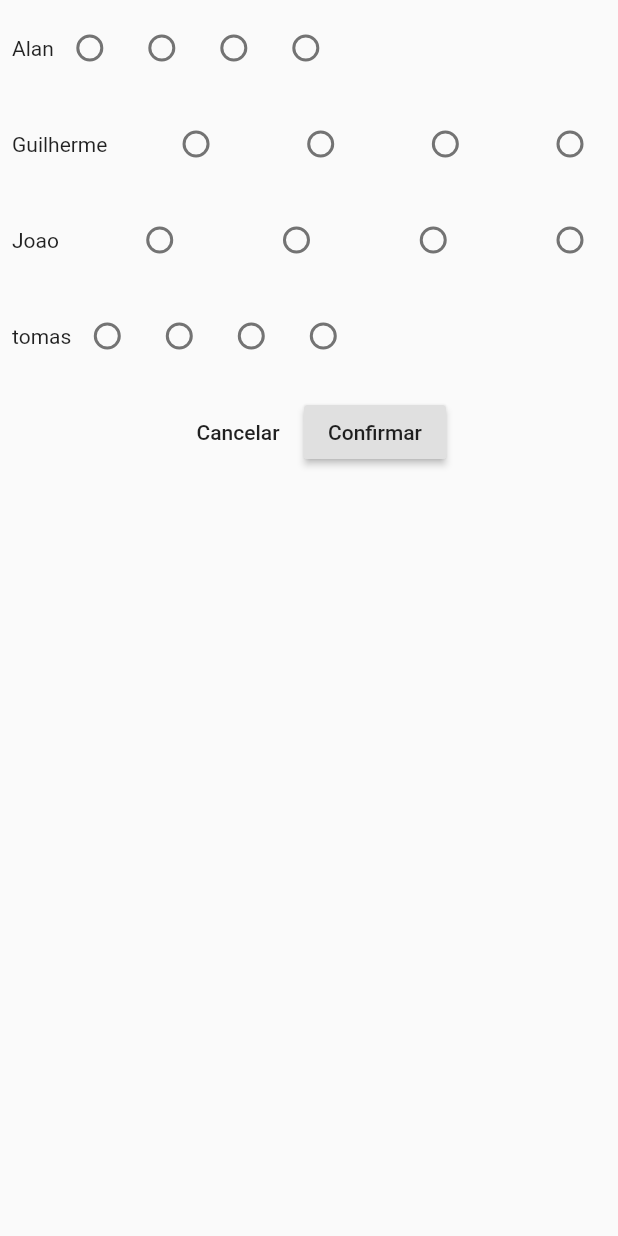
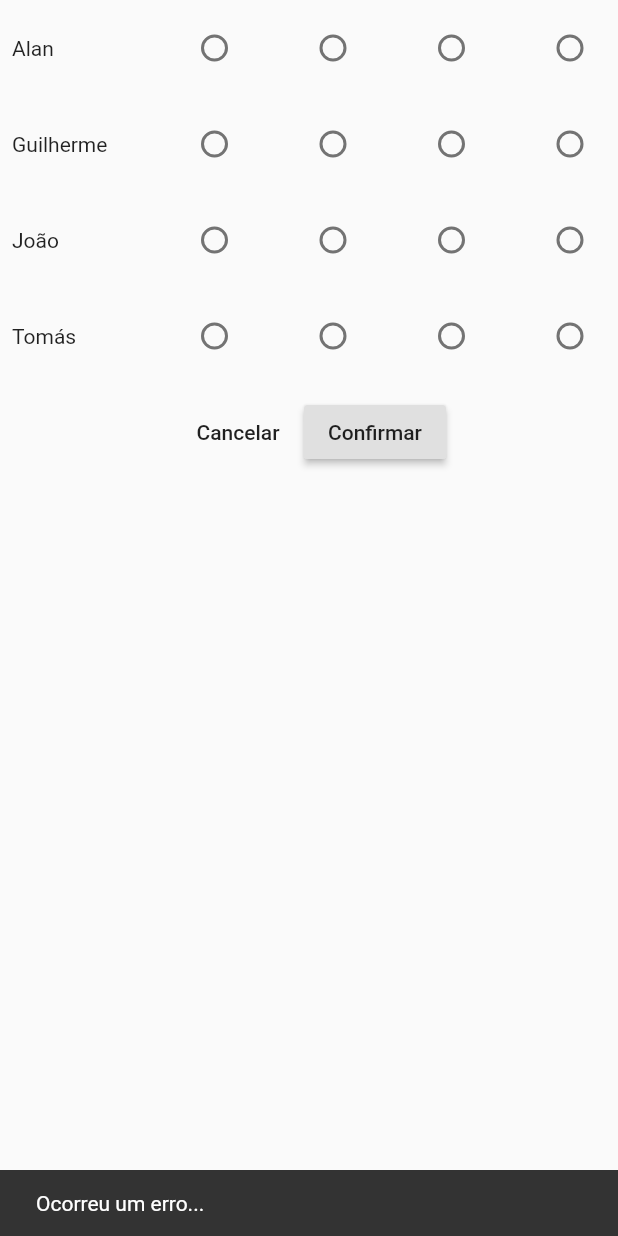
Before and after one commit to Nipodemos/placar_uno, a Flutter app: the AdicionarVitoria widget shown alone on an empty page, opened directly, after a tap on "Confirmar", on a phone screen of 412 x 824 dp. Run offline on Flutter 3.47's test engine with Material 2 defaults, Android fonts, the phone set to English and light mode, and no system bars; our stand-ins replace hive, hive_flutter; accounts and stored records are empty.

Commit message:
aplicativo está funcional, limpei o código um pouco

```diff
--- a/lib/AdicionarVitoria.dart
+++ b/lib/AdicionarVitoria.dart
@@ -15,198 +15,21 @@ class _AdicionarVitoriaState extends State<AdicionarVitoria> {
     placarUnoBox = Hive.box<Map>("placarUno");
   }
 
-  Map seletorLugar = {'alan': 0, 'guilherme': 0, 'joao': 0, 'tomas': 0};
+  //Map seletorLugar = {'alan': 0, 'guilherme': 0, 'joao': 0, 'tomas': 0};
   @override
   Widget build(BuildContext context) {
-    Map<String, int> teste = RadioPositionInScore().seletorLugar;
     return Container(
       padding: EdgeInsets.all(8),
       child: Column(
         mainAxisSize: MainAxisSize.min,
         children: [
-          Row(
-            mainAxisAlignment: MainAxisAlignment.start,
-            children: [
-              Text('Alan'),
-              Radio(
-                groupValue: seletorLugar['alan'],
-                value: 1,
-                onChanged: (value) {
-                  seletorLugar['alan'] = value;
-                  print(value);
-                  setState(() {});
-                },
-              ),
-              Radio(
-                groupValue: seletorLugar['alan'],
-                value: 2,
-                onChanged: (value) {
-                  seletorLugar['alan'] = value;
-                  print(value);
-                  setState(() {});
-                },
-              ),
-              Radio(
-                groupValue: seletorLugar['alan'],
-                value: 3,
-                onChanged: (value) {
-                  print(value);
-                  seletorLugar['alan'] = value;
-                  setState(() {});
-                },
-              ),
-              Radio(
-                groupValue: seletorLugar['alan'],
-                value: 4,
-                onChanged: (value) {
-                  print(value);
-                  seletorLugar['alan'] = value;
-                  setState(() {});
-                },
-              ),
-            ],
-          ),
+          RadioPositionInScore(name: 'Alan', chave: 'alan'),
           SizedBox(height: 16),
-          Row(
-            mainAxisAlignment: MainAxisAlignment.spaceBetween,
-            children: [
-              Text('Guilherme'),
-              Radio(
-                groupValue: seletorLugar['guilherme'],
-                value: 1,
-                onChanged: (value) {
-                  setState(() {
-                    print(value);
-                    seletorLugar['guilherme'] = value;
-                  });
-                },
-              ),
-              Radio(
-                groupValue: seletorLugar['guilherme'],
-                value: 2,
-                onChanged: (value) {
-                  setState(() {
-                    print(value);
-                    seletorLugar['guilherme'] = value;
-                  });
-                },
-              ),
-              Radio(
-                groupValue: seletorLugar['guilherme'],
-                value: 3,
-                onChanged: (value) {
-                  setState(() {
-                    print(value);
-                    seletorLugar['guilherme'] = value;
-                  });
-                },
-              ),
-              Radio(
-                groupValue: seletorLugar['guilherme'],
-                value: 4,
-                onChanged: (value) {
-                  setState(() {
-                    print(value);
-                    seletorLugar['guilherme'] = value;
-                  });
-                },
-              ),
-            ],
-          ),
+          RadioPositionInScore(name: 'Guilherme', chave: 'guilherme'),
           SizedBox(height: 16),
-          Row(
-            mainAxisAlignment: MainAxisAlignment.spaceBetween,
-            children: [
-              Text('Joao'),
-              Radio(
-                groupValue: seletorLugar['joao'],
-                value: 1,
-                onChanged: (value) {
-                  setState(() {
-                    print(value);
-                    seletorLugar['joao'] = value;
-                  });
-                },
-              ),
-              Radio(
-                groupValue: seletorLugar['joao'],
-                value: 2,
-                onChanged: (value) {
-                  setState(() {
-                    print(value);
-                    seletorLugar['joao'] = value;
-                  });
-                },
-              ),
-              Radio(
-                groupValue: seletorLugar['joao'],
-                value: 3,
-                onChanged: (value) {
-                  setState(() {
-                    print(value);
-                    seletorLugar['joao'] = value;
-                  });
-                },
-              ),
-              Radio(
-                groupValue: seletorLugar['joao'],
-                value: 4,
-                onChanged: (value) {
-                  setState(() {
-                    print(value);
-                    seletorLugar['joao'] = value;
-                  });
-                },
-              ),
-            ],
-          ),
+          RadioPositionInScore(name: 'João', chave: 'joao'),
           SizedBox(height: 16),
-          Row(
-            mainAxisAlignment: MainAxisAlignment.start,
-            children: [
-              Text('tomas'),
-              Radio(
-                groupValue: seletorLugar['tomas'],
-                value: 1,
-                onChanged: (value) {
-                  setState(() {
-                    print(value);
-                    seletorLugar['tomas'] = value;
-                  });
-                },
-              ),
-              Radio(
-                groupValue: seletorLugar['tomas'],
-                value: 2,
-                onChanged: (value) {
-                  setState(() {
-                    print(value);
-                    seletorLugar['tomas'] = value;
-                  });
-                },
-              ),
-              Radio(
-                groupValue: seletorLugar['tomas'],
-                value: 3,
-                onChanged: (value) {
-                  setState(() {
-                    print(value);
-                    seletorLugar['tomas'] = value;
-                  });
-                },
-              ),
-              Radio(
-                groupValue: seletorLugar['tomas'],
-                value: 4,
-                onChanged: (value) {
-                  setState(() {
-                    seletorLugar['tomas'] = value;
-                    print(seletorLugar);
-                  });
-                },
-              ),
-            ],
-          ),
+          RadioPositionInScore(name: 'Tomás', chave: 'tomas'),
           SizedBox(height: 16),
           Row(
             mainAxisAlignment: MainAxisAlignment.center,
@@ -219,6 +42,11 @@ class _AdicionarVitoriaState extends State<AdicionarVitoria> {
               RaisedButton(
                 child: Text("Confirmar"),
                 onPressed: () {
+                  Map seletorLugar =
+                      placarUnoBox.get('valoresContainerDefinirPlacar');
+
+                  print('seletorLugar inside confirmar button:');
+                  print(seletorLugar);
                   const Map numberToKey = {
                     1: 'primeiroLugar',
                     2: 'segundoLugar',
@@ -229,43 +57,52 @@ class _AdicionarVitoriaState extends State<AdicionarVitoria> {
                       seletorLugar['guilherme'] >= 1 &&
                       seletorLugar['joao'] >= 1 &&
                       seletorLugar['tomas'] >= 1) {
-                    var tempAlan = placarUnoBox.get('alan');
-                    tempAlan[numberToKey[seletorLugar['alan']]]++;
-                    tempAlan['placarTotal'] = (tempAlan['primeiroLugar'] * 4) +
-                        (tempAlan['segundoLugar'] * 3) +
-                        (tempAlan['terceiroLugar'] * 2) +
-                        (tempAlan['quartoLugar'] * 1);
+                    var boxAlan = placarUnoBox.get('alan');
+                    boxAlan[numberToKey[seletorLugar['alan']]]++;
+                    boxAlan['placarTotal'] = (boxAlan['primeiroLugar'] * 4) +
+                        (boxAlan['segundoLugar'] * 3) +
+                        (boxAlan['terceiroLugar'] * 2) +
+                        (boxAlan['quartoLugar'] * 1);
 
-                    var tempguilherme = placarUnoBox.get('guilherme');
-                    tempguilherme[numberToKey[seletorLugar['guilherme']]]++;
-                    tempguilherme['placarTotal'] =
-                        (tempguilherme['primeiroLugar'] * 4) +
-                            (tempguilherme['segundoLugar'] * 3) +
-                            (tempguilherme['terceiroLugar'] * 2) +
-                            (tempguilherme['quartoLugar'] * 1);
+                    var boxGuilherme = placarUnoBox.get('guilherme');
+                    boxGuilherme[numberToKey[seletorLugar['guilherme']]]++;
+                    boxGuilherme['placarTotal'] =
+                        (boxGuilherme['primeiroLugar'] * 4) +
+                            (boxGuilherme['segundoLugar'] * 3) +
+                            (boxGuilherme['terceiroLugar'] * 2) +
+                            (boxGuilherme['quartoLugar'] * 1);
 
-                    var tempjoao = placarUnoBox.get('joao');
-                    tempjoao[numberToKey[seletorLugar['joao']]]++;
-                    tempjoao['placarTotal'] = (tempjoao['primeiroLugar'] * 4) +
-                        (tempjoao['segundoLugar'] * 3) +
-                        (tempjoao['terceiroLugar'] * 2) +
-                        (tempjoao['quartoLugar'] * 1);
+                    var boxJoao = placarUnoBox.get('joao');
+                    boxJoao[numberToKey[seletorLugar['joao']]]++;
+                    boxJoao['placarTotal'] = (boxJoao['primeiroLugar'] * 4) +
+                        (boxJoao['segundoLugar'] * 3) +
+                        (boxJoao['terceiroLugar'] * 2) +
+                        (boxJoao['quartoLugar'] * 1);
 
-                    var temptomas = placarUnoBox.get('tomas');
-                    temptomas[numberToKey[seletorLugar['tomas']]]++;
-                    temptomas['placarTotal'] =
-                        (temptomas['primeiroLugar'] * 4) +
-                            (temptomas['segundoLugar'] * 3) +
-                            (temptomas['terceiroLugar'] * 2) +
-                            (temptomas['quartoLugar'] * 1);
+                    var boxTomas = placarUnoBox.get('tomas');
+                    boxTomas[numberToKey[seletorLugar['tomas']]]++;
+                    boxTomas['placarTotal'] = (boxTomas['primeiroLugar'] * 4) +
+                        (boxTomas['segundoLugar'] * 3) +
+                        (boxTomas['terceiroLugar'] * 2) +
+                        (boxTomas['quartoLugar'] * 1);
 
-                    placarUnoBox.put('alan', tempAlan);
-                    placarUnoBox.put('guilherme', tempguilherme);
-                    placarUnoBox.put('joao', tempjoao);
-                    placarUnoBox.put('tomas', temptomas);
+                    placarUnoBox.put('alan', boxAlan);
+                    placarUnoBox.put('guilherme', boxGuilherme);
+                    placarUnoBox.put('joao', boxJoao);
+                    placarUnoBox.put('tomas', boxTomas);
+
+                    placarUnoBox.put(
+                      'valoresContainerDefinirPlacar',
+                      {'alan': 0, 'guilherme': 0, 'joao': 0, 'tomas': 0},
+                    );
+
                     print('ao que tudo indica, deu certo');
+                    final snackBar = SnackBar(content: Text('Adicionado com sucesso!'));
+                    Scaffold.of(context).showSnackBar(snackBar);
                     setState(() {});
                   } else {
+                    final snackBar = SnackBar(content: Text('Ocorreu um erro...'));
+                    Scaffold.of(context).showSnackBar(snackBar);
                     print('algum valor ta vazio');
                     setState(() {});
                   }
@@ -282,12 +119,6 @@ class _AdicionarVitoriaState extends State<AdicionarVitoria> {
 class RadioPositionInScore extends StatefulWidget {
   final String name;
   final String chave;
-  Map<String, int> seletorLugar = {
-    'alan': 0,
-    'guilherme': 0,
-    'joao': 0,
-    'tomas': 0
-  };
   RadioPositionInScore({this.name, this.chave});
 
   @override
@@ -295,13 +126,29 @@ class RadioPositionInScore extends StatefulWidget {
 }
 
 class _RadioPositionInScoreState extends State<RadioPositionInScore> {
+  Box<Map> placarUnoBox;
+  @override
+  void initState() {
+    super.initState();
+    placarUnoBox = Hive.box<Map>("placarUno");
+    if (placarUnoBox.get('valoresContainerDefinirPlacar') == null) {
+      placarUnoBox.put(
+        'valoresContainerDefinirPlacar',
+        {'alan': 0, 'guilherme': 0, 'joao': 0, 'tomas': 0},
+      );
+    }
+  }
+
   @override
   Widget build(BuildContext context) {
     return Container(
       child: Row(
         mainAxisAlignment: MainAxisAlignment.spaceBetween,
         children: [
-          Text(widget.name),
+          Container(
+            child: Text(widget.name),
+            width: 80,
+          ),
           radioButtonDaPosicao(1),
           radioButtonDaPosicao(2),
           radioButtonDaPosicao(3),
@@ -312,13 +159,14 @@ class _RadioPositionInScoreState extends State<RadioPositionInScore> {
   }
 
   Widget radioButtonDaPosicao(int valor) {
-    return Radio(
-      groupValue: widget.seletorLugar[widget.chave],
+    Map seletorLugar = placarUnoBox.get('valoresContainerDefinirPlacar');
+    return Radio<int>(
+      groupValue: seletorLugar[widget.chave],
       value: valor,
       onChanged: (value) {
         setState(() {
           print(value);
-          widget.seletorLugar[widget.chave] = value;
+          seletorLugar[widget.chave] = value;
         });
       },
     );
```
Also changed, not shown: lib/main.dart (+34 -26 lines).
